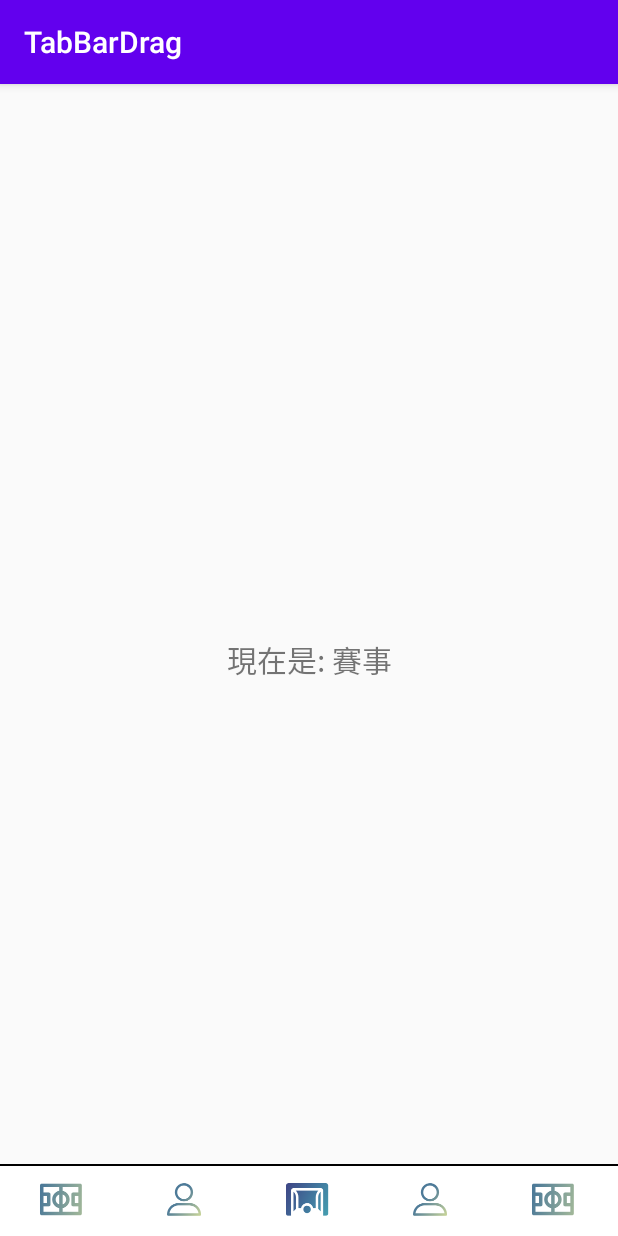
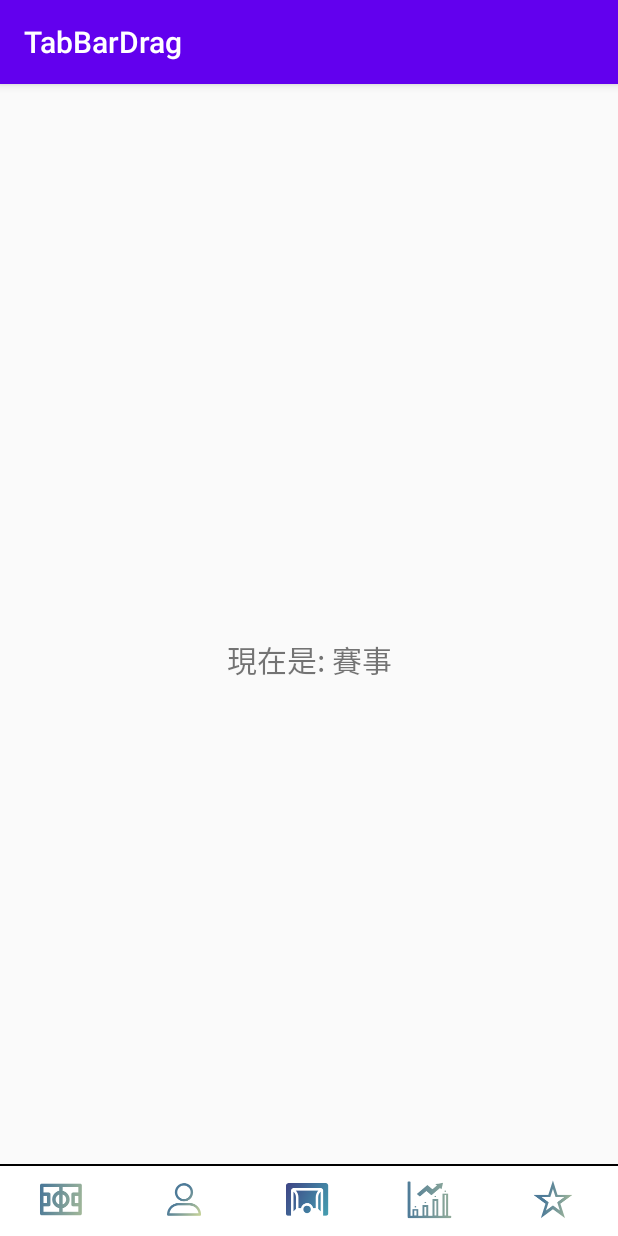
Before and after one commit to martinboy1020/TabBarDrag, an Android app: the screen it shows after launch (MainActivity), on a phone screen of 412 x 824 dp. Run offline under Robolectric (Android 15) with nearby library versions, the phone set to English and light mode, and no system bars.

```diff
--- a/tabbardraganddrop/src/main/java/com/example/tabbardraganddrop/BottomMenu.java
+++ b/tabbardraganddrop/src/main/java/com/example/tabbardraganddrop/BottomMenu.java
@@ -35,7 +35,7 @@ import static androidx.recyclerview.widget.ItemTouchHelper.END;
 import static androidx.recyclerview.widget.ItemTouchHelper.START;
 import static androidx.recyclerview.widget.ItemTouchHelper.SimpleCallback;
 
-public class BottomMenu extends LinearLayout implements BottomMenuAdapter.ClickCallBack {
+public class BottomMenu extends LinearLayout implements BottomMenuAdapter.ClickCallBack, BottomMenuDragListener.ChangeStatusCallBack {
 
     private RelativeLayout top_recycle_view_bg;
     private RecyclerView top_recycle_view, bottom_recycle_view;
@@ -44,11 +44,8 @@ public class BottomMenu extends LinearLayout implements BottomMenuAdapter.ClickC
     private TopMenuAdapter mTopMenuAdapter;
     private BottomMenuAdapter mBottomMenuAdapter;
 
-    //    private int[] topViewList = {R.drawable.menu_gamelist, R.drawable.menu_home, R.drawable.menu_mine};
-//    private String[] topViewTextList = {"賽事", "首頁", "我的", "我的"};
-    private int[] topViewList;
     private String[] topViewTextList;
-    private int[] bottomViewList = {R.drawable.menu_gamelist, R.drawable.menu_mine, R.drawable.menu_home, R.drawable.menu_mine, R.drawable.menu_gamelist};
+    private int[] bottomViewList = {R.drawable.menu_gamelist, R.drawable.menu_mine, R.drawable.menu_home, R.drawable.menu_game_data, R.drawable.menu_game_like};
     private ArrayList<Integer> topItemView = new ArrayList<>();
     private ArrayList<String> topItemText = new ArrayList<>();
     private ArrayList<Integer> selectedList = new ArrayList<>();
@@ -84,7 +81,7 @@ public class BottomMenu extends LinearLayout implements BottomMenuAdapter.ClickC
         mGestureDetector = new GestureDetector(getContext(), new DragGestureListener());
         top_recycle_view = view.findViewById(R.id.top_recycle_view);
         bottom_recycle_view = view.findViewById(R.id.bottom_recycle_view);
-        mBottomMenuDragListener = new BottomMenuDragListener(bottom_recycle_view);
+        mBottomMenuDragListener = new BottomMenuDragListener(bottom_recycle_view, this);
         Button btn_select_list_finish = view.findViewById(R.id.btn_select_list_finish);
         btn_select_list_finish.setOnClickListener(new OnClickListener() {
             @Override
@@ -98,24 +95,32 @@ public class BottomMenu extends LinearLayout implements BottomMenuAdapter.ClickC
     public void init(int[] nowBottomMenuImg, BottomMenuClickCallBack clickCallBack) {
         vib = (Vibrator) getContext().getSystemService(Service.VIBRATOR_SERVICE);
         this.bottomMenuClickCallBack = clickCallBack;
-        TypedArray resIds = getContext().getResources().obtainTypedArray(R.array.tab_bar_item_drawable_array);
+        TypedArray resIds = getContext().getResources().obtainTypedArray(R.array.tab_bar_item_drawable_array_1);
         int[] topViewList = new int[resIds.length()];
         for (int i = 0; i < resIds.length(); i++) {
             topViewList[i] = resIds.getResourceId(i, -1);
         }
+        Log.d("tag1", "topViewList: " + topViewList.length);
         resIds.recycle();
         for (int item : topViewList) {
             topItemView.add(item);
         }
-        topViewTextList = getResources().getStringArray(R.array.tab_bar_item_title_array);
+        topViewTextList = getResources().getStringArray(R.array.tab_bar_item_title_array_1);
+        Log.d("tag1", "topViewTextList: " + topViewTextList.length);
         topItemText.addAll(Arrays.asList(topViewTextList));
 
         for (int value : bottomViewList) {
             selectedList.add(value);
         }
-
+        Log.d("tag1", "selectedList: " + selectedList.size());
         initTopMenu();
         initBottomMenu();
+    }
+
+    public boolean checkHasNotExistItem(ArrayList<Integer> selectedList, ArrayList<Integer> nowTopItemList) {
+        Collection<Integer> noExistItemList = new ArrayList<>(selectedList);
+        noExistItemList.removeAll(nowTopItemList);
+        return noExistItemList.size() > 0;
     }
 
     // 如果未來有要將不使用的項目移除掉 可能就需要特別檢查現在被存取的值是否已不存在
@@ -237,6 +242,18 @@ public class BottomMenu extends LinearLayout implements BottomMenuAdapter.ClickC
         }
     };
 
+    @Override
+    public void onDragStart(View v) {
+        if (mTopMenuAdapter != null)
+            mTopMenuAdapter.startDragItem(v);
+    }
+
+    @Override
+    public void onDragEnd(View v) {
+        if (mTopMenuAdapter != null)
+            mTopMenuAdapter.endDragItem(v);
+    }
+
     private class DragGestureListener extends GestureDetector.SimpleOnGestureListener {
         @Override
         public boolean onSingleTapConfirmed(MotionEvent e) {
@@ -256,6 +273,17 @@ public class BottomMenu extends LinearLayout implements BottomMenuAdapter.ClickC
         @Override
         public void onLongPress(MotionEvent e) {
             super.onLongPress(e);
+//            if (vib != null) {
+//                vib.vibrate(vibratorPattern, -1);
+//            }
+//            ClipData data = ClipData.newPlainText("", "");
+//            ItemDragShadowBuilder shadowBuilder = new ItemDragShadowBuilder(
+//                    mDragView);
+//            mDragView.startDrag(data, shadowBuilder, mDragView, 0);
+        }
+
+        @Override
+        public boolean onDown(MotionEvent e) {
             if (vib != null) {
                 vib.vibrate(vibratorPattern, -1);
             }
@@ -263,10 +291,6 @@ public class BottomMenu extends LinearLayout implements BottomMenuAdapter.ClickC
             ItemDragShadowBuilder shadowBuilder = new ItemDragShadowBuilder(
                     mDragView);
             mDragView.startDrag(data, shadowBuilder, mDragView, 0);
-        }
-
-        @Override
-        public boolean onDown(MotionEvent e) {
             return true;
         }
     }
--- a/tabbardraganddrop/src/main/java/com/example/tabbardraganddrop/BottomMenuAdapter.java
+++ b/tabbardraganddrop/src/main/java/com/example/tabbardraganddrop/BottomMenuAdapter.java
@@ -132,8 +132,8 @@ public class BottomMenuAdapter extends RecyclerView.Adapter<RecyclerView.ViewHol
     }
 
     void refreshBottomMenuItem(int index, int imgTag) {
-        //目前頁面不能被換掉
-        if (index == nowPageIndex)
+        //目前頁面不能被換掉 或是已設定為不可拖曳項目不可被換掉
+        if (index == nowPageIndex || getItemViewType(index) == TYPE_NO_DRAG)
             return;
         bottomDrawIdList.remove(index);
         bottomDrawIdList.add(index, imgTag);
--- a/tabbardraganddrop/src/main/java/com/example/tabbardraganddrop/BottomMenuDragListener.java
+++ b/tabbardraganddrop/src/main/java/com/example/tabbardraganddrop/BottomMenuDragListener.java
@@ -8,9 +8,11 @@ import androidx.recyclerview.widget.RecyclerView;
 public class BottomMenuDragListener implements View.OnDragListener {
 
     private RecyclerView bottom_recycle_view;
+    private ChangeStatusCallBack changeStatusCallBack;
 
-    BottomMenuDragListener(RecyclerView bottom_recycle_view) {
+    BottomMenuDragListener(RecyclerView bottom_recycle_view, ChangeStatusCallBack changeStatusCallBack) {
         this.bottom_recycle_view = bottom_recycle_view;
+        this.changeStatusCallBack = changeStatusCallBack;
     }
 
     @Override
@@ -22,6 +24,8 @@ public class BottomMenuDragListener implements View.OnDragListener {
                 break;
             case DragEvent.ACTION_DRAG_ENTERED:
                 v.setAlpha(0.5F);
+                if(changeStatusCallBack != null)
+                    changeStatusCallBack.onDragStart(v);
                 break;
             case DragEvent.ACTION_DRAG_EXITED:
                 v.setAlpha(1F);
@@ -55,9 +59,17 @@ public class BottomMenuDragListener implements View.OnDragListener {
                 }
             case DragEvent.ACTION_DRAG_ENDED:
                 v.setAlpha(1F);
+                if(changeStatusCallBack != null)
+                    changeStatusCallBack.onDragEnd(v);
             default:
                 break;
         }
         return true;
     }
+
+    public interface ChangeStatusCallBack {
+        void onDragStart(View v);
+        void onDragEnd(View v);
+    }
+
 }
--- /dev/null
+++ b/tabbardraganddrop/src/main/res/drawable/menu_game_data.xml
@@ -0,0 +1,5 @@
+<?xml version="1.0" encoding="utf-8"?>
+<selector xmlns:android="http://schemas.android.com/apk/res/android">
+    <item android:drawable="@mipmap/menu_game_data_on" android:state_selected="true"/>
+    <item android:drawable="@mipmap/menu_game_data_off" android:state_selected="false"/>
+</selector>
--- /dev/null
+++ b/tabbardraganddrop/src/main/res/drawable/menu_game_like.xml
@@ -0,0 +1,5 @@
+<?xml version="1.0" encoding="utf-8"?>
+<selector xmlns:android="http://schemas.android.com/apk/res/android">
+    <item android:drawable="@mipmap/menu_game_like_on" android:state_selected="true"/>
+    <item android:drawable="@mipmap/menu_game_like_off" android:state_selected="false"/>
+</selector>
--- /dev/null
+++ b/tabbardraganddrop/src/main/res/drawable/menu_message_center.xml
@@ -0,0 +1,5 @@
+<?xml version="1.0" encoding="utf-8"?>
+<selector xmlns:android="http://schemas.android.com/apk/res/android">
+    <item android:drawable="@mipmap/menu_message_center_on" android:state_selected="true"/>
+    <item android:drawable="@mipmap/menu_message_center_off" android:state_selected="false"/>
+</selector>
--- /dev/null
+++ b/tabbardraganddrop/src/main/res/drawable/menu_my_mission.xml
@@ -0,0 +1,5 @@
+<?xml version="1.0" encoding="utf-8"?>
+<selector xmlns:android="http://schemas.android.com/apk/res/android">
+    <item android:drawable="@mipmap/menu_my_mission_on" android:state_selected="true"/>
+    <item android:drawable="@mipmap/menu_my_mission_off" android:state_selected="false"/>
+</selector>
--- /dev/null
+++ b/tabbardraganddrop/src/main/res/drawable/menu_search.xml
@@ -0,0 +1,5 @@
+<?xml version="1.0" encoding="utf-8"?>
+<selector xmlns:android="http://schemas.android.com/apk/res/android">
+    <item android:drawable="@mipmap/menu_search_on" android:state_selected="true"/>
+    <item android:drawable="@mipmap/menu_search_off" android:state_selected="false"/>
+</selector>
--- a/tabbardraganddrop/src/main/res/values/arrays.xml
+++ b/tabbardraganddrop/src/main/res/values/arrays.xml
@@ -1,16 +1,24 @@
 <?xml version="1.0" encoding="utf-8"?>
 <resources>
 
-    <integer-array name="tab_bar_item_drawable_array">
+    <integer-array name="tab_bar_item_drawable_array_1">
         <item>@drawable/menu_gamelist</item>
-        <item>@drawable/menu_home</item>
         <item>@drawable/menu_mine</item>
+        <item>@drawable/menu_game_data</item>
+        <item>@drawable/menu_game_like</item>
+        <item>@drawable/menu_message_center</item>
+        <item>@drawable/menu_search</item>
+        <item>@drawable/menu_my_mission</item>
     </integer-array>
 
-    <string-array name="tab_bar_item_title_array">
+    <string-array name="tab_bar_item_title_array_1">
         <item>賽事</item>
-        <item>首頁</item>
         <item>我的</item>
+        <item>賽事資料</item>
+        <item>賽事追蹤</item>
+        <item>消息中心</item>
+        <item>搜尋</item>
+        <item>我的任務</item>
     </string-array>
 
 </resources>
```
Also changed, not shown: tabbardraganddrop/src/main/java/com/example/tabbardraganddrop/TopMenuAdapter.java (+25 -1 lines), tabbardraganddrop/src/main/res/mipmap-xxhdpi/menu_game_data_off.png (added), tabbardraganddrop/src/main/res/mipmap-xxhdpi/menu_game_data_on.png (added), tabbardraganddrop/src/main/res/mipmap-xxhdpi/menu_game_like_off.png (added), tabbardraganddrop/src/main/res/mipmap-xxhdpi/menu_game_like_on.png (added), tabbardraganddrop/src/main/res/mipmap-xxhdpi/menu_message_center_off.png (added), tabbardraganddrop/src/main/res/mipmap-xxhdpi/menu_message_center_on.png (added), tabbardraganddrop/src/main/res/mipmap-xxhdpi/menu_my_mission_off.png (added), tabbardraganddrop/src/main/res/mipmap-xxhdpi/menu_my_mission_on.png (added), tabbardraganddrop/src/main/res/mipmap-xxhdpi/menu_search_off.png (added), tabbardraganddrop/src/main/res/mipmap-xxhdpi/menu_search_on.png (added).
